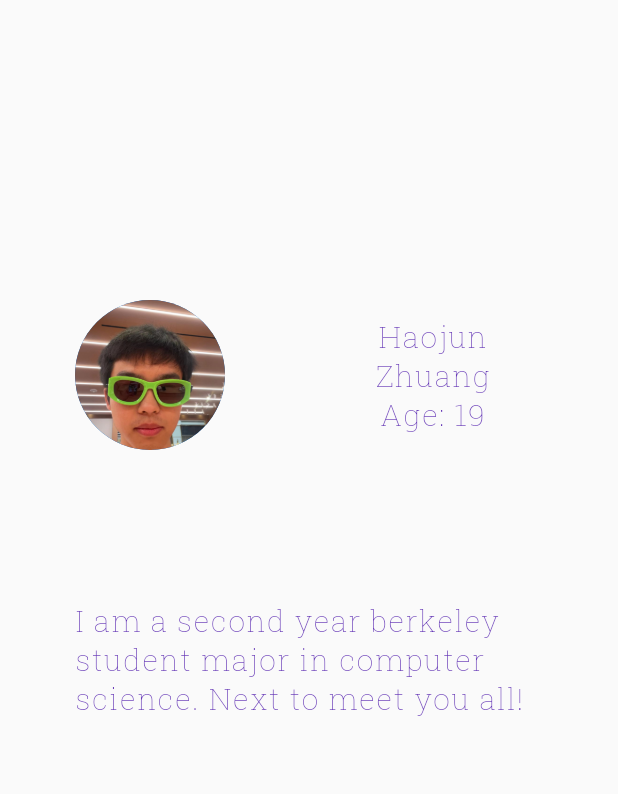
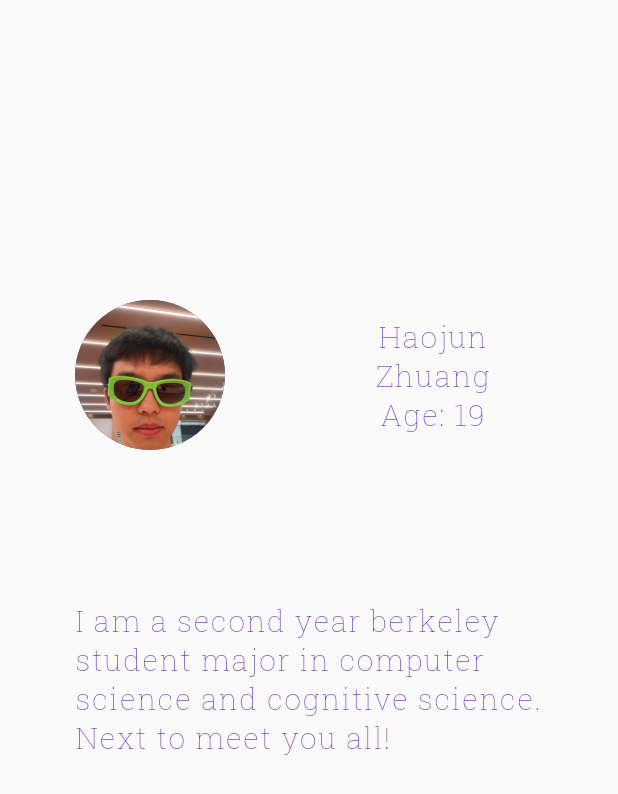
Before and after one commit to Hogean/demo_gs, a Flutter app: the ProfilePage screen opened directly, on a phone screen of 412 x 824 dp. Shown: the top 794 px of the screen. Run offline on Flutter 3.47's test engine with Material 2 defaults, Android fonts, the phone set to English and light mode, and no system bars; our stand-ins replace google_fonts.

```diff
--- a/lib/profile_page.dart
+++ b/lib/profile_page.dart
@@ -13,7 +13,7 @@ class ProfilePage extends StatefulWidget {
 class _ProfilePageState extends State<ProfilePage> {
   @override
   Widget build(BuildContext context) {
-    final t = Theme.of(context).textTheme.headline1;
+    final t1 = Theme.of(context).textTheme.headline1;
 
     return Scaffold(
         body: Center(
@@ -37,20 +37,20 @@ class _ProfilePageState extends State<ProfilePage> {
               ),
               Column(
                 children: [
-                  Text('Haojun', style: t),
-                  Text('Zhuang', style: t),
-                  Text('Age: 19', style: t),
+                  Text('Haojun', style: t1),
+                  Text('Zhuang', style: t1),
+                  Text('Age: 19', style: t1),
                 ],
               )
             ],
           ),
           const SizedBox(height: 100.0),
           Container(
-            padding: EdgeInsets.only(left: 50.0, right: 20.0),
+            padding: const EdgeInsets.only(left: 50.0, right: 20.0),
             child: Center(
                 child: Text(
-                    'I am a second year berkeley student major in computer science. Next to meet you all!',
-                    style: t)),
+                    'I am a second year berkeley student major in computer science and cognitive science. Next to meet you all!',
+                    style: t1)),
           )
         ])));
   }
```
